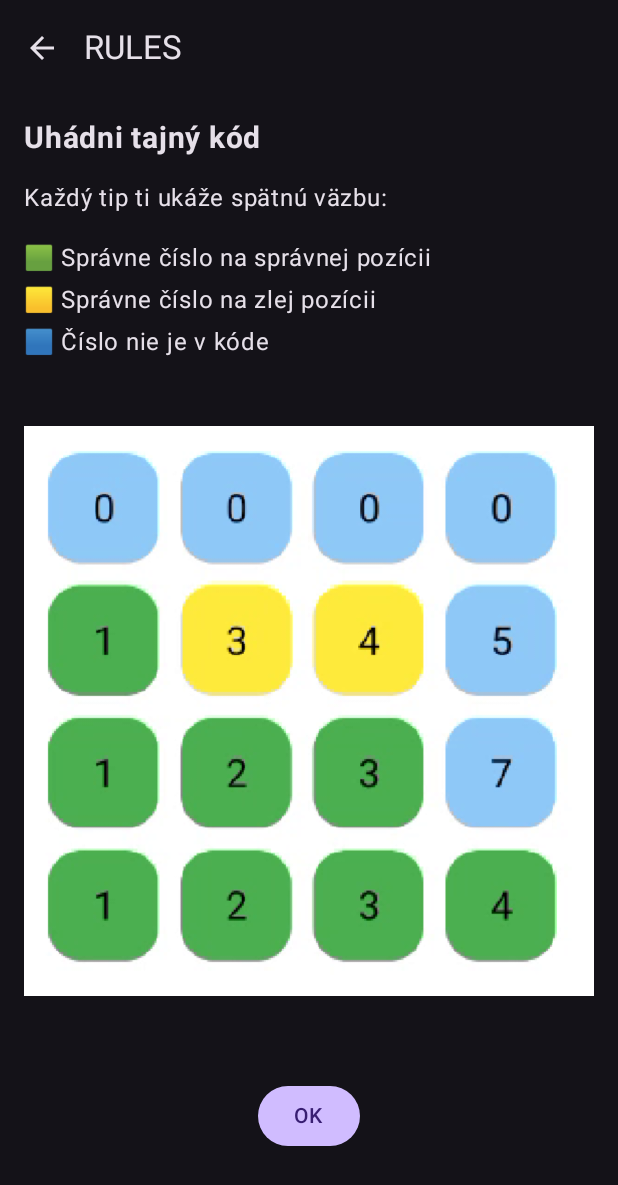
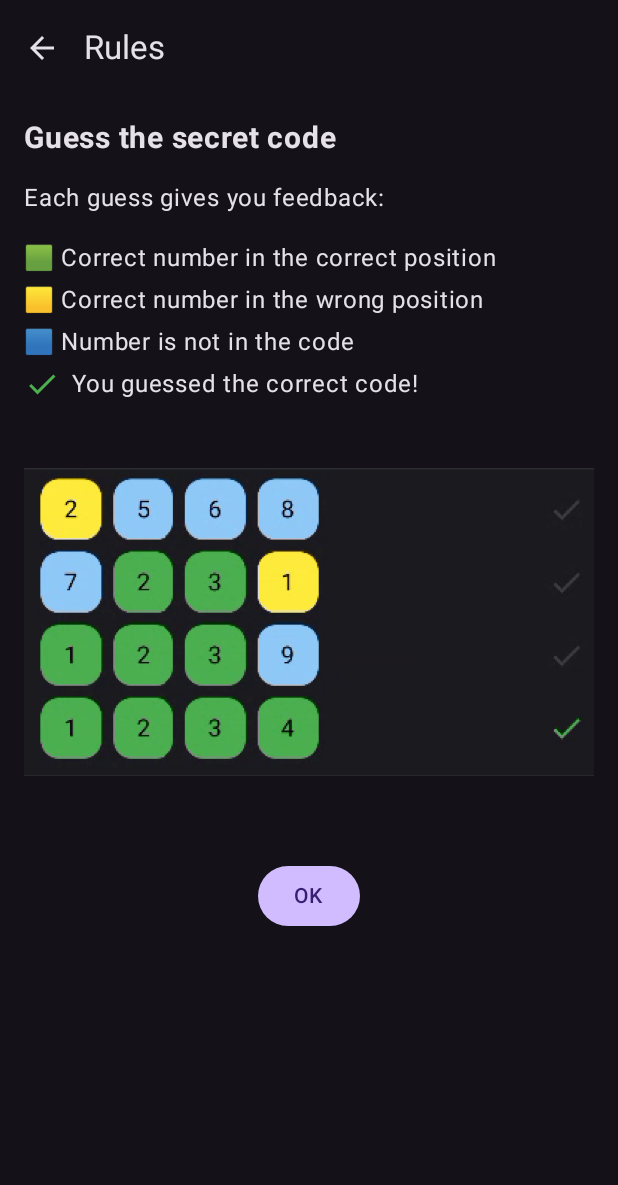
Before and after one commit to Ri4ik/Semestralka_VAMZ_CODE_BREAKER, an Android app built with Jetpack Compose: the RulesScreen screen opened through its navigation route, on a phone screen of 412 x 824 dp. Shown: the top 1185 px of the screen. Run offline under Robolectric (Android 15) with nearby library versions, the phone set to English and light mode, and no system bars.

Commit message:
dark/light theme image + sk/en lenguage + res

```diff
--- a/app/src/main/java/com/example/semestralka_vamz/MainActivity.kt
+++ b/app/src/main/java/com/example/semestralka_vamz/MainActivity.kt
@@ -1,5 +1,6 @@
 package com.example.semestralka_vamz
 
+import AppLanguageWrapper
 import android.os.Bundle
 import androidx.activity.ComponentActivity
 import androidx.activity.compose.setContent
@@ -17,13 +18,15 @@ class MainActivity : ComponentActivity() {
         setContent {
             val settingsViewModel: SettingsViewModel = viewModel()
             val theme by settingsViewModel.theme.collectAsState()
-
+            val language by settingsViewModel.language.collectAsState()
+            AppLanguageWrapper(language = language) {
                 AppThemeWrapper(theme = theme) {
                     val navController = rememberNavController()
                     AppNavGraph(
                         navController = navController,
                         settingsViewModel = settingsViewModel
                     )
+                }
             }
         }
     }
--- /dev/null
+++ b/app/src/main/java/com/example/semestralka_vamz/data/model/AppLanguage.kt
@@ -0,0 +1,3 @@
+package com.example.semestralka_vamz.data.model
+
+enum class AppLanguage { EN, SK }
--- /dev/null
+++ b/app/src/main/java/com/example/semestralka_vamz/data/model/AppTheme.kt
@@ -0,0 +1,3 @@
+package com.example.semestralka_vamz.data.model
+
+enum class AppTheme { Light, Dark }
--- a/app/src/main/java/com/example/semestralka_vamz/navigation/NavHost.kt
+++ b/app/src/main/java/com/example/semestralka_vamz/navigation/NavHost.kt
@@ -44,7 +44,8 @@ fun AppNavGraph(
         }
 
         composable(Routes.RULES) {
-            RulesScreen(onBack = { navController.popBackStack() })
+            val theme by settingsViewModel.theme.collectAsState()
+            RulesScreen(onBack = { navController.popBackStack() }, theme = theme)
         }
 
         composable(Routes.STATS) {
--- /dev/null
+++ b/app/src/main/java/com/example/semestralka_vamz/ui/language/AppLanguageWrapper.kt
@@ -0,0 +1,39 @@
+import android.annotation.SuppressLint
+import androidx.compose.runtime.Composable
+import androidx.compose.runtime.CompositionLocalProvider
+import androidx.compose.runtime.remember
+import androidx.compose.ui.platform.LocalContext
+import androidx.compose.ui.platform.LocalLayoutDirection
+import androidx.compose.ui.unit.LayoutDirection
+import com.example.semestralka_vamz.data.model.AppLanguage
+import java.util.Locale
+import com.example.semestralka_vamz.ui.language.createLocalizedContext
+
+@SuppressLint("RememberReturnType")
+@Composable
+fun AppLanguageWrapper(
+    language: AppLanguage,
+    content: @Composable () -> Unit
+) {
+    val baseContext = LocalContext.current
+    val locale = when (language) {
+        AppLanguage.SK -> Locale("sk")
+        AppLanguage.EN -> Locale.ENGLISH
+    }
+
+    val localizedContext = remember(locale) {
+        baseContext.createLocalizedContext(locale)
+    }
+
+    val layoutDirection = when (locale.language) {
+        "ar", "he" -> LayoutDirection.Rtl
+        else -> LayoutDirection.Ltr
+    }
+
+    CompositionLocalProvider(
+        LocalContext provides localizedContext,
+        LocalLayoutDirection provides layoutDirection
+    ) {
+        content()
+    }
+}
--- /dev/null
+++ b/app/src/main/java/com/example/semestralka_vamz/ui/language/LocalContext.kt
@@ -0,0 +1,11 @@
+package com.example.semestralka_vamz.ui.language
+
+import android.content.Context
+import android.content.res.Configuration
+import java.util.Locale
+
+fun Context.createLocalizedContext(locale: Locale): Context {
+    val config = Configuration(resources.configuration)
+    config.setLocale(locale)
+    return createConfigurationContext(config)
+}
--- a/app/src/main/java/com/example/semestralka_vamz/ui/screens/MainMenuScreen.kt
+++ b/app/src/main/java/com/example/semestralka_vamz/ui/screens/MainMenuScreen.kt
@@ -12,12 +12,14 @@ import androidx.compose.runtime.remember
 import androidx.compose.runtime.setValue
 import androidx.compose.ui.Alignment
 import androidx.compose.ui.Modifier
+import androidx.compose.ui.platform.LocalContext
+import androidx.compose.ui.res.stringResource
 import androidx.compose.ui.unit.dp
 import androidx.compose.ui.unit.sp
 import androidx.compose.ui.text.font.FontWeight
-enum class AppTheme { Light, Dark }
-enum class AppLanguage { EN, SK }
-
+import com.example.semestralka_vamz.R
+import com.example.semestralka_vamz.data.model.AppLanguage
+import com.example.semestralka_vamz.data.model.AppTheme
 
 @OptIn(ExperimentalMaterial3Api::class)
 @Composable
@@ -32,7 +34,7 @@ fun MainMenuScreen(
     onLanguageChange: (AppLanguage) -> Unit = {}
 ) {
     var showSettings by remember { mutableStateOf(false) }
-
+    val context = LocalContext.current
     Box(
         modifier = Modifier
             .fillMaxSize()
@@ -44,25 +46,25 @@ fun MainMenuScreen(
             modifier = Modifier.fillMaxSize()
         ) {
             Text(
-                text = "CodeBreaker",
+                text = stringResource(R.string.app_name),
                 fontSize = 32.sp,
                 fontWeight = FontWeight.Bold
             )
 
             Button(onClick = onNewGame, modifier = Modifier.fillMaxWidth(0.8f)) {
-                Text("New Game")
+                Text(stringResource(id = R.string.menu_new_game))
             }
 
             Button(onClick = onDailyChallenge, modifier = Modifier.fillMaxWidth(0.8f)) {
-                Text("Daily Challenge")
+                Text(stringResource(id = R.string.menu_daily_challenge))
             }
 
             Button(onClick = onRules, modifier = Modifier.fillMaxWidth(0.8f)) {
-                Text("Rules")
+                Text(stringResource(id = R.string.menu_rules))
             }
 
             Button(onClick = onStats, modifier = Modifier.fillMaxWidth(0.8f)) {
-                Text("Stats")
+                Text(stringResource(id = R.string.menu_statistics))
             }
         }
 
@@ -81,14 +83,17 @@ fun MainMenuScreen(
                     modifier = Modifier.padding(16.dp),
                     verticalArrangement = Arrangement.spacedBy(12.dp)
                 ) {
-                    Text("Theme", style = MaterialTheme.typography.titleMedium)
+                    Text(context.getString(R.string.settings_theme), style = MaterialTheme.typography.titleMedium)
                     AppTheme.entries.forEach { t ->
                         Row(
                             verticalAlignment = Alignment.CenterVertically,
-                            modifier = Modifier.fillMaxWidth().clickable {
-                                onThemeChange(t)
-                                showSettings = false
-                            }.padding(8.dp)
+                            modifier = Modifier
+                                .fillMaxWidth()
+                                .clickable {
+                                    onThemeChange(t)
+                                    showSettings = false
+                                }
+                                .padding(8.dp)
                         ) {
                             RadioButton(selected = theme == t, onClick = null)
                             Text(t.name)
@@ -97,14 +102,17 @@ fun MainMenuScreen(
 
                     Spacer(modifier = Modifier.height(8.dp))
 
-                    Text("Language", style = MaterialTheme.typography.titleMedium)
+                    Text(context.getString(R.string.settings_language), style = MaterialTheme.typography.titleMedium)
                     AppLanguage.entries.forEach { lang ->
                         Row(
                             verticalAlignment = Alignment.CenterVertically,
-                            modifier = Modifier.fillMaxWidth().clickable {
-                                onLanguageChange(lang)
-                                showSettings = false
-                            }.padding(8.dp)
+                            modifier = Modifier
+                                .fillMaxWidth()
+                                .clickable {
+                                    onLanguageChange(lang)
+                                    showSettings = false
+                                }
+                                .padding(8.dp)
                         ) {
                             RadioButton(selected = language == lang, onClick = null)
                             Text(lang.name)
--- a/app/src/main/java/com/example/semestralka_vamz/ui/screens/RulesScreen.kt
+++ b/app/src/main/java/com/example/semestralka_vamz/ui/screens/RulesScreen.kt
@@ -6,24 +6,30 @@ import androidx.compose.foundation.rememberScrollState
 import androidx.compose.foundation.verticalScroll
 import androidx.compose.material.icons.Icons
 import androidx.compose.material.icons.filled.ArrowBack
+import androidx.compose.material.icons.filled.Check
 import androidx.compose.material3.*
 import androidx.compose.runtime.Composable
 import androidx.compose.ui.Alignment
 import androidx.compose.ui.Modifier
+import androidx.compose.ui.graphics.Color
 import androidx.compose.ui.res.painterResource
 import androidx.compose.ui.res.stringResource
 import androidx.compose.ui.text.font.FontWeight
 import androidx.compose.ui.unit.dp
 import androidx.compose.ui.unit.sp
 import com.example.semestralka_vamz.R
+import com.example.semestralka_vamz.data.model.AppTheme
 
 @OptIn(ExperimentalMaterial3Api::class)
 @Composable
-fun RulesScreen(onBack: () -> Unit =  {}) {
+fun RulesScreen(
+    onBack: () -> Unit = {},
+    theme: AppTheme
+) {
     Scaffold(
         topBar = {
             TopAppBar(
-                title = { Text("RULES") },
+                title = { Text(stringResource(R.string.rules)) },
                 navigationIcon = {
                     IconButton(onClick = onBack) {
                         Icon(Icons.Default.ArrowBack, contentDescription = "Back")
@@ -50,12 +56,29 @@ fun RulesScreen(onBack: () -> Unit =  {}) {
                 Text(text = stringResource(R.string.rules_feedback_green), fontSize = 16.sp)
                 Text(text = stringResource(R.string.rules_feedback_yellow), fontSize = 16.sp)
                 Text(text = stringResource(R.string.rules_feedback_blue), fontSize = 16.sp)
+                Row(
+                    verticalAlignment = Alignment.CenterVertically,
+                    horizontalArrangement = Arrangement.spacedBy(8.dp)
+                ) {
+                    Icon(
+                        imageVector = Icons.Default.Check,
+                        contentDescription = "Correct",
+                        tint = Color(0xFF4CAF50)
+                    )
+                    Text(
+                        text = stringResource(R.string.rules_feedback_checkmark),
+                        fontSize = 16.sp
+                    )
+                }
             }
 
             Spacer(modifier = Modifier.height(12.dp))
-
+            val imageRes = when (theme) {
+                AppTheme.Dark -> R.drawable.rules_dark
+                AppTheme.Light -> R.drawable.rules_light
+            }
             Image(
-                painter = painterResource(id = R.drawable.rules),
+                painter =painterResource(imageRes),
                 contentDescription = "Pravidlá ilustrácia",
                 modifier = Modifier.fillMaxWidth()
             )
--- a/app/src/main/java/com/example/semestralka_vamz/ui/theme/Theme.kt
+++ b/app/src/main/java/com/example/semestralka_vamz/ui/theme/Theme.kt
@@ -4,7 +4,7 @@ import androidx.compose.foundation.layout.fillMaxSize
 import androidx.compose.material3.*
 import androidx.compose.runtime.Composable
 import androidx.compose.ui.Modifier
-import com.example.semestralka_vamz.ui.screens.AppTheme
+import com.example.semestralka_vamz.data.model.AppTheme
 
 private val DarkColorScheme = darkColorScheme()
 private val LightColorScheme = lightColorScheme()
--- a/app/src/main/java/com/example/semestralka_vamz/viewmodel/SettingsViewModel.kt
+++ b/app/src/main/java/com/example/semestralka_vamz/viewmodel/SettingsViewModel.kt
@@ -1,8 +1,8 @@
 package com.example.semestralka_vamz.viewmodel
 
 import androidx.lifecycle.ViewModel
-import com.example.semestralka_vamz.ui.screens.AppLanguage
-import com.example.semestralka_vamz.ui.screens.AppTheme
+import com.example.semestralka_vamz.data.model.AppLanguage
+import com.example.semestralka_vamz.data.model.AppTheme
 import kotlinx.coroutines.flow.MutableStateFlow
 import kotlinx.coroutines.flow.StateFlow
 
--- a/app/src/main/res/values/strings.xml
+++ b/app/src/main/res/values/strings.xml
@@ -1,17 +1,22 @@
 <resources>
-    <string name="rules_guess_code">Uhádni tajný kód</string>
-    <string name="rules_feedback_info">Každý tip ti ukáže spätnú väzbu:</string>
+    <string name="app_name">CodeBreaker</string>
+    <string name="menu_new_game">New Game</string>
+    <string name="menu_daily_challenge">Daily Challenge</string>
+    <string name="menu_rules">Rules</string>
+    <string name="menu_statistics">Statistics</string>
+    <string name="menu_settings">Settings</string>
+    <string name="settings_theme">Theme</string>
+    <string name="settings_language">Language</string>
 
-    <string name="rules_feedback_green">🟩 Správne číslo na správnej pozícii</string>
-    <string name="rules_feedback_yellow">🟨 Správne číslo na zlej pozícii</string>
-    <string name="rules_feedback_blue">🟦 Číslo nie je v kóde</string>
+    <string name="rules_guess_code">Guess the secret code</string>
+    <string name="rules_feedback_info">Each guess gives you feedback:</string>
+    <string name="rules_feedback_green">🟩 Correct number in the correct position</string>
+    <string name="rules_feedback_yellow">🟨 Correct number in the wrong position</string>
+    <string name="rules_feedback_blue">🟦 Number is not in the code</string>
+    <string name="game">Game</string>
+    <string name="restart">Restart</string>
+    <string name="check_answer">Check Answer</string>
+    <string name="rules">Rules</string>
+    <string name="rules_feedback_checkmark">You guessed the correct code!</string>
 
-    <string name="app_name">CodeBreaker</string>
-    <string name="new_game">New Game</string>
-    <string name="daily_challenge">Daily Challenge</string>
-    <string name="rules">Rules</string>
-    <string name="stats">Stats</string>
-    <string name="settings">Settings</string>
-    <string name="theme">Theme</string>
-    <string name="language">Language</string>
 </resources>
```
Also changed, not shown: app/src/main/java/com/example/semestralka_vamz/ui/screens/GameScreen.kt (+11 -4 lines), app/src/main/res/drawable/rules.png (deleted), app/src/main/res/drawable/rules_dark.png (added), app/src/main/res/drawable/rules_example.png (deleted), app/src/main/res/drawable/rules_light.png (added), app/src/main/res/drawable/rules_light1.png (added), 1 other file. Lines whose indentation alone changed are shown as unchanged.
